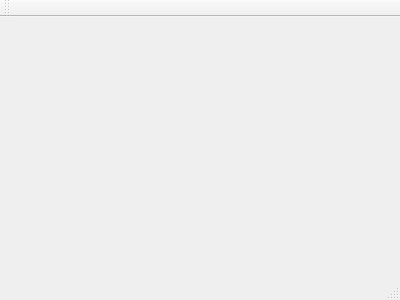
RStravinsky/PdfFinder, file mainwindow.ui: the form before one commit.
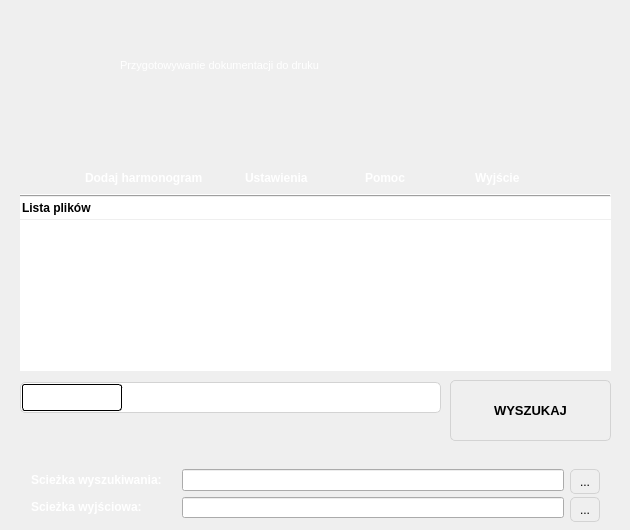
The form after the commit. Icons and pictures are not drawn.

What changed in the file:
```diff
--- a/mainwindow.ui
+++ b/mainwindow.ui
@@ -1,24 +1,689 @@
 <ui version="4.0">
  <class>MainWindow</class>
- <widget class="QMainWindow" name="MainWindow" >
-  <property name="geometry" >
+ <widget class="QMainWindow" name="MainWindow">
+  <property name="geometry">
    <rect>
     <x>0</x>
     <y>0</y>
-    <width>400</width>
-    <height>300</height>
+    <width>630</width>
+    <height>530</height>
    </rect>
   </property>
   <property name="windowTitle" >
    <string>MainWindow</string>
   </property>
-  <widget class="QMenuBar" name="menuBar" />
-  <widget class="QToolBar" name="mainToolBar" />
-  <widget class="QWidget" name="centralWidget" />
-  <widget class="QStatusBar" name="statusBar" />
+  <property name="windowIcon">
+   <iconset resource="resources.qrc">
+    <normaloff>:/images/images/icon.ico</normaloff>:/images/images/icon.ico</iconset>
+  </property>
+  <property name="styleSheet">
+   <string notr="true"/>
+  </property>
+  <widget class="QWidget" name="centralWidget">
+   <property name="styleSheet">
+    <string notr="true">#centralWidget { background: &quot;gray&quot; }</string>
+   </property>
+   <widget class="QFrame" name="topFrame">
+    <property name="geometry">
+     <rect>
+      <x>0</x>
+      <y>0</y>
+      <width>631</width>
+      <height>101</height>
+     </rect>
+    </property>
+    <property name="styleSheet">
+     <string notr="true">#topFrame {
+border: none;
+background: qlineargradient(x1: 0, y1: 0, x2: 0, y2: 1,
+stop: 0 #a6a6a6, stop: 0.08 #7f7f7f,
+stop: 0.39999 #717171, stop: 0.4 #626262,
+stop: 0.9 #4c4c4c, stop: 1 #333333);
+border-bottom-right-radius: 10px;
+border-bottom-left-radius:10px;
+}
+
+#topFrame QPushButton {
+color: #333;
+border: 2px solid #555;
+border-radius: 11px;
+padding: 5px;
+background: qradialgradient(cx: 0.3, cy: -0.4,
+fx: 0.3, fy: -0.4,
+radius: 1.35, stop: 0 #fff, stop: 1 #888);
+}
+
+#topFrame QPushButton:hover {
+background: qradialgradient(cx: 0.3, cy: -0.4,
+fx: 0.3, fy: -0.4,
+radius: 1.35, stop: 0 #fff, stop: 1 #bbb);
+}
+
+#topFrame QPushButton:pressed {
+background: qradialgradient(cx: 0.4, cy: -0.1,
+fx: 0.4, fy: -0.1,
+radius: 1.35, stop: 0 #fff, stop: 1 #ddd);
+}</string>
+    </property>
+    <property name="frameShape">
+     <enum>QFrame::StyledPanel</enum>
+    </property>
+    <property name="frameShadow">
+     <enum>QFrame::Raised</enum>
+    </property>
+    <widget class="QLabel" name="logoLabel">
+     <property name="geometry">
+      <rect>
+       <x>10</x>
+       <y>0</y>
+       <width>101</width>
+       <height>101</height>
+      </rect>
+     </property>
+     <property name="text">
+      <string/>
+     </property>
+     <property name="pixmap">
+      <pixmap resource="resources.qrc">:/images/images/logo.png</pixmap>
+     </property>
+     <property name="scaledContents">
+      <bool>true</bool>
+     </property>
+    </widget>
+    <widget class="QLabel" name="nameLabel">
+     <property name="geometry">
+      <rect>
+       <x>120</x>
+       <y>15</y>
+       <width>251</width>
+       <height>41</height>
+      </rect>
+     </property>
+     <property name="font">
+      <font>
+       <family>Arial</family>
+       <pointsize>36</pointsize>
+      </font>
+     </property>
+     <property name="text">
+      <string/>
+     </property>
+     <property name="pixmap">
+      <pixmap resource="resources.qrc">:/images/images/name.png</pixmap>
+     </property>
+    </widget>
+    <widget class="QLabel" name="descriptionLabel">
+     <property name="geometry">
+      <rect>
+       <x>120</x>
+       <y>55</y>
+       <width>291</width>
+       <height>21</height>
+      </rect>
+     </property>
+     <property name="font">
+      <font>
+       <family>Arial</family>
+       <pointsize>12</pointsize>
+      </font>
+     </property>
+     <property name="text">
+      <string>&lt;html&gt;&lt;head/&gt;&lt;body&gt;&lt;p&gt;&lt;span style=&quot; font-size:8pt; color:#ffffff;&quot;&gt;Przygotowywanie dokumentacji do druku&lt;/span&gt;&lt;/p&gt;&lt;/body&gt;&lt;/html&gt;</string>
+     </property>
+    </widget>
+   </widget>
+   <widget class="QListWidget" name="listWidget">
+    <property name="geometry">
+     <rect>
+      <x>20</x>
+      <y>220</y>
+      <width>591</width>
+      <height>151</height>
+     </rect>
+    </property>
+    <property name="styleSheet">
+     <string notr="true">QListWidget {
+    background-color: &quot;white&quot;;
+    font-size: 10pt;
+	border-radius: 5px;
+    border-width: 2px solid lightgray;
+}
+</string>
+    </property>
+   </widget>
+   <widget class="Line" name="line">
+    <property name="geometry">
+     <rect>
+      <x>20</x>
+      <y>185</y>
+      <width>591</width>
+      <height>20</height>
+     </rect>
+    </property>
+    <property name="styleSheet">
+     <string notr="true"/>
+    </property>
+    <property name="frameShadow">
+     <enum>QFrame::Raised</enum>
+    </property>
+    <property name="lineWidth">
+     <number>1</number>
+    </property>
+    <property name="orientation">
+     <enum>Qt::Horizontal</enum>
+    </property>
+   </widget>
+   <widget class="QPushButton" name="searchButton">
+    <property name="geometry">
+     <rect>
+      <x>450</x>
+      <y>380</y>
+      <width>161</width>
+      <height>61</height>
+     </rect>
+    </property>
+    <property name="font">
+     <font>
+      <family>Arial</family>
+      <pointsize>10</pointsize>
+      <weight>75</weight>
+      <bold>true</bold>
+     </font>
+    </property>
+    <property name="styleSheet">
+     <string notr="true">QPushButton {
+color: &quot;gray&quot;;
+border-radius: 5px;
+border: 1px solid lightgray;
+background: &quot;white&quot;;
+min-width: 80px;
+}
+
+QPushButton:hover {
+background: &quot;lightgray&quot;;
+color: &quot;white&quot;;
+width: 300px;
+}
+
+QPushButton:pressed {
+border: 1px solid &quot;gray&quot;;
+background: #A9A9A9 ;
+}
+</string>
+    </property>
+    <property name="text">
+     <string>WYSZUKAJ</string>
+    </property>
+    <property name="icon">
+     <iconset resource="resources.qrc">
+      <normaloff>:/images/images/search.png</normaloff>:/images/images/search.png</iconset>
+    </property>
+    <property name="iconSize">
+     <size>
+      <width>30</width>
+      <height>30</height>
+     </size>
+    </property>
+   </widget>
+   <widget class="QProgressBar" name="progressBar">
+    <property name="geometry">
+     <rect>
+      <x>20</x>
+      <y>382</y>
+      <width>421</width>
+      <height>31</height>
+     </rect>
+    </property>
+    <property name="styleSheet">
+     <string notr="true">QProgressBar {
+border: 1px solid lightgray;
+border-radius: 5px;
+padding: 1px;
+color: &quot;white&quot;;
+}
+
+QProgressBar::chunk {
+background: QLinearGradient( x1: 0, y1: 0, x2: 0, y2: 1,
+stop: 0 #06A6DA, 
+stop: 0.5 #1E90FF ,
+stop: 1 #238 );
+border-radius: 3px;
+border: 1px solid black;
+}</string>
+    </property>
+    <property name="value">
+     <number>24</number>
+    </property>
+    <property name="textVisible">
+     <bool>false</bool>
+    </property>
+   </widget>
+   <widget class="QFrame" name="bottomFrame">
+    <property name="geometry">
+     <rect>
+      <x>0</x>
+      <y>450</y>
+      <width>631</width>
+      <height>81</height>
+     </rect>
+    </property>
+    <property name="styleSheet">
+     <string notr="true">#bottomFrame {
+border: none;
+/*
+background: qlineargradient(x1: 0, y1: 0, x2: 0, y2: 1,
+stop: 0 #a6a6a6, stop: 0.08 #7f7f7f,
+stop: 0.49999 #717171, stop: 0.5 #626262,
+stop: 0.9 #4c4c4c, stop: 1 #333333);*/
+background: qlineargradient(x1: 0, y1: 0, x2: 0, y2: 1,
+stop: 0 #a6a6a6, stop: 0.08 #7f7f7f,
+stop: 0.49999 #717171);
+border-top-right-radius: 10px;
+border-top-left-radius:10px;
+}
+</string>
+    </property>
+    <property name="frameShape">
+     <enum>QFrame::StyledPanel</enum>
+    </property>
+    <property name="frameShadow">
+     <enum>QFrame::Raised</enum>
+    </property>
+    <widget class="QWidget" name="">
+     <property name="geometry">
+      <rect>
+       <x>20</x>
+       <y>8</y>
+       <width>591</width>
+       <height>71</height>
+      </rect>
+     </property>
+     <layout class="QVBoxLayout" name="verticalLayout">
+      <item>
+       <layout class="QHBoxLayout" name="inputLayout">
+        <item>
+         <widget class="QLabel" name="inputLabel">
+          <property name="minimumSize">
+           <size>
+            <width>145</width>
+            <height>0</height>
+           </size>
+          </property>
+          <property name="maximumSize">
+           <size>
+            <width>145</width>
+            <height>16777215</height>
+           </size>
+          </property>
+          <property name="text">
+           <string>&lt;html&gt;&lt;head/&gt;&lt;body&gt;&lt;p&gt;&lt;span style=&quot; font-weight:600; color:#ffffff;&quot;&gt;Scieżka wyszukiwania:&lt;/span&gt;&lt;/p&gt;&lt;/body&gt;&lt;/html&gt;</string>
+          </property>
+         </widget>
+        </item>
+        <item>
+         <widget class="QLineEdit" name="inputLineEdit">
+          <property name="font">
+           <font>
+            <family>Arial</family>
+            <pointsize>8</pointsize>
+           </font>
+          </property>
+          <property name="styleSheet">
+           <string notr="true">QLineEdit {
+    background-color: &quot;white&quot;;
+    font-size: 10pt; 
+    color: &quot;gray&quot;;
+    font-family: &quot;Arial&quot;
+	border-radius: 5px;
+    border-width: 2px solid lightgray;
+}
+</string>
+          </property>
+         </widget>
+        </item>
+        <item>
+         <widget class="QPushButton" name="inputButton">
+          <property name="sizePolicy">
+           <sizepolicy hsizetype="Fixed" vsizetype="Fixed">
+            <horstretch>0</horstretch>
+            <verstretch>0</verstretch>
+           </sizepolicy>
+          </property>
+          <property name="minimumSize">
+           <size>
+            <width>30</width>
+            <height>25</height>
+           </size>
+          </property>
+          <property name="maximumSize">
+           <size>
+            <width>30</width>
+            <height>25</height>
+           </size>
+          </property>
+          <property name="styleSheet">
+           <string notr="true">QPushButton {
+color: &quot;gray&quot;;
+border: 1px solid lightgray;
+border-radius: 5px;
+background: &quot;white&quot;;
+}
+
+QPushButton:hover {
+background: &quot;lightgray&quot;;
+color: &quot;white&quot;;
+}
+
+QPushButton:pressed {
+border: 1px solid &quot;gray&quot;;
+background: #A9A9A9 ;
+}
+</string>
+          </property>
+          <property name="text">
+           <string>...</string>
+          </property>
+         </widget>
+        </item>
+       </layout>
+      </item>
+      <item>
+       <layout class="QHBoxLayout" name="outputLayout">
+        <item>
+         <widget class="QLabel" name="outputLabel">
+          <property name="minimumSize">
+           <size>
+            <width>145</width>
+            <height>0</height>
+           </size>
+          </property>
+          <property name="maximumSize">
+           <size>
+            <width>145</width>
+            <height>16777215</height>
+           </size>
+          </property>
+          <property name="text">
+           <string>&lt;html&gt;&lt;head/&gt;&lt;body&gt;&lt;p&gt;&lt;span style=&quot; font-weight:600; color:#ffffff;&quot;&gt;Scieżka wyjściowa:&lt;/span&gt;&lt;/p&gt;&lt;/body&gt;&lt;/html&gt;</string>
+          </property>
+         </widget>
+        </item>
+        <item>
+         <widget class="QLineEdit" name="outputLineEdit">
+          <property name="styleSheet">
+           <string notr="true">QLineEdit {
+    background-color: &quot;white&quot;;
+    font-size: 10pt; 
+    color: &quot;gray&quot;;
+    font-family: &quot;Arial&quot;
+	border-radius: 5px;
+    border-width: 2px solid lightgray;
+}
+</string>
+          </property>
+         </widget>
+        </item>
+        <item>
+         <widget class="QPushButton" name="outputButton">
+          <property name="sizePolicy">
+           <sizepolicy hsizetype="Fixed" vsizetype="Fixed">
+            <horstretch>0</horstretch>
+            <verstretch>0</verstretch>
+           </sizepolicy>
+          </property>
+          <property name="minimumSize">
+           <size>
+            <width>30</width>
+            <height>25</height>
+           </size>
+          </property>
+          <property name="maximumSize">
+           <size>
+            <width>30</width>
+            <height>25</height>
+           </size>
+          </property>
+          <property name="styleSheet">
+           <string notr="true">QPushButton {
+color: &quot;gray&quot;;
+border: 1px solid lightgray;
+border-radius: 5px;
+background: &quot;white&quot;;
+}
+
+QPushButton:hover {
+background: &quot;lightgray&quot;;
+color: &quot;white&quot;;
+}
+
+QPushButton:pressed {
+border: 1px solid &quot;gray&quot;;
+background: #A9A9A9 ;
+}</string>
+          </property>
+          <property name="text">
+           <string>...</string>
+          </property>
+         </widget>
+        </item>
+       </layout>
+      </item>
+     </layout>
+    </widget>
+   </widget>
+   <widget class="QPushButton" name="addButton">
+    <property name="geometry">
+     <rect>
+      <x>109</x>
+      <y>100</y>
+      <width>81</width>
+      <height>71</height>
+     </rect>
+    </property>
+    <property name="styleSheet">
+     <string notr="true">border: none;</string>
+    </property>
+    <property name="text">
+     <string/>
+    </property>
+    <property name="icon">
+     <iconset resource="resources.qrc">
+      <normaloff>:/images/images/add.png</normaloff>:/images/images/add.png</iconset>
+    </property>
+    <property name="iconSize">
+     <size>
+      <width>48</width>
+      <height>48</height>
+     </size>
+    </property>
+   </widget>
+   <widget class="QLabel" name="addLabel">
+    <property name="geometry">
+     <rect>
+      <x>85</x>
+      <y>170</y>
+      <width>131</width>
+      <height>16</height>
+     </rect>
+    </property>
+    <property name="font">
+     <font>
+      <family>Arial</family>
+      <weight>75</weight>
+      <bold>true</bold>
+     </font>
+    </property>
+    <property name="text">
+     <string>&lt;html&gt;&lt;head/&gt;&lt;body&gt;&lt;p&gt;&lt;span style=&quot; font-weight:600; color:#ffffff;&quot;&gt;Dodaj harmonogram&lt;/span&gt;&lt;/p&gt;&lt;/body&gt;&lt;/html&gt;</string>
+    </property>
+   </widget>
+   <widget class="QLabel" name="settingsLabel">
+    <property name="geometry">
+     <rect>
+      <x>245</x>
+      <y>170</y>
+      <width>71</width>
+      <height>16</height>
+     </rect>
+    </property>
+    <property name="font">
+     <font>
+      <family>Arial</family>
+     </font>
+    </property>
+    <property name="text">
+     <string>&lt;html&gt;&lt;head/&gt;&lt;body&gt;&lt;p&gt;&lt;span style=&quot; font-weight:600; color:#ffffff;&quot;&gt;Ustawienia&lt;/span&gt;&lt;/p&gt;&lt;/body&gt;&lt;/html&gt;</string>
+    </property>
+   </widget>
+   <widget class="QLabel" name="helpLabel">
+    <property name="geometry">
+     <rect>
+      <x>365</x>
+      <y>170</y>
+      <width>55</width>
+      <height>16</height>
+     </rect>
+    </property>
+    <property name="font">
+     <font>
+      <family>Arial</family>
+     </font>
+    </property>
+    <property name="text">
+     <string>&lt;html&gt;&lt;head/&gt;&lt;body&gt;&lt;p&gt;&lt;span style=&quot; font-weight:600; color:#ffffff;&quot;&gt;Pomoc&lt;/span&gt;&lt;/p&gt;&lt;/body&gt;&lt;/html&gt;</string>
+    </property>
+   </widget>
+   <widget class="QLabel" name="exitLabel">
+    <property name="geometry">
+     <rect>
+      <x>475</x>
+      <y>170</y>
+      <width>55</width>
+      <height>16</height>
+     </rect>
+    </property>
+    <property name="font">
+     <font>
+      <family>Arial</family>
+     </font>
+    </property>
+    <property name="text">
+     <string>&lt;html&gt;&lt;head/&gt;&lt;body&gt;&lt;p&gt;&lt;span style=&quot; font-weight:600; color:#ffffff;&quot;&gt;Wyjście&lt;/span&gt;&lt;/p&gt;&lt;/body&gt;&lt;/html&gt;</string>
+    </property>
+   </widget>
+   <widget class="QPushButton" name="settingsButton">
+    <property name="geometry">
+     <rect>
+      <x>235</x>
+      <y>100</y>
+      <width>85</width>
+      <height>71</height>
+     </rect>
+    </property>
+    <property name="contextMenuPolicy">
+     <enum>Qt::NoContextMenu</enum>
+    </property>
+    <property name="styleSheet">
+     <string notr="true">border: none;</string>
+    </property>
+    <property name="text">
+     <string/>
+    </property>
+    <property name="icon">
+     <iconset resource="resources.qrc">
+      <normaloff>:/images/images/settings.png</normaloff>:/images/images/settings.png</iconset>
+    </property>
+    <property name="iconSize">
+     <size>
+      <width>48</width>
+      <height>48</height>
+     </size>
+    </property>
+   </widget>
+   <widget class="QPushButton" name="helpButton">
+    <property name="geometry">
+     <rect>
+      <x>348</x>
+      <y>100</y>
+      <width>81</width>
+      <height>71</height>
+     </rect>
+    </property>
+    <property name="styleSheet">
+     <string notr="true">border: none;</string>
+    </property>
+    <property name="text">
+     <string/>
+    </property>
+    <property name="icon">
+     <iconset resource="resources.qrc">
+      <normaloff>:/images/images/help.png</normaloff>:/images/images/help.png</iconset>
+    </property>
+    <property name="iconSize">
+     <size>
+      <width>48</width>
+      <height>48</height>
+     </size>
+    </property>
+   </widget>
+   <widget class="QPushButton" name="exitButton">
+    <property name="geometry">
+     <rect>
+      <x>460</x>
+      <y>100</y>
+      <width>81</width>
+      <height>71</height>
+     </rect>
+    </property>
+    <property name="styleSheet">
+     <string notr="true">border: none;</string>
+    </property>
+    <property name="text">
+     <string/>
+    </property>
+    <property name="icon">
+     <iconset resource="resources.qrc">
+      <normaloff>:/images/images/exit.png</normaloff>:/images/images/exit.png</iconset>
+    </property>
+    <property name="iconSize">
+     <size>
+      <width>48</width>
+      <height>48</height>
+     </size>
+    </property>
+   </widget>
+   <widget class="QLineEdit" name="listLabel">
+    <property name="geometry">
+     <rect>
+      <x>20</x>
+      <y>197</y>
+      <width>591</width>
+      <height>22</height>
+     </rect>
+    </property>
+    <property name="font">
+     <font>
+      <family>Arial</family>
+      <weight>75</weight>
+      <bold>true</bold>
+     </font>
+    </property>
+    <property name="styleSheet">
+     <string notr="true">QLineEdit {
+border: none;
+background: &quot;transparent&quot;;
+color: &quot;white&quot;
+}</string>
+    </property>
+    <property name="text">
+     <string>Lista plików</string>
+    </property>
+   </widget>
+  </widget>
  </widget>
- <layoutDefault spacing="6" margin="11" />
- <pixmapfunction></pixmapfunction>
- <resources/>
+ <layoutdefault spacing="6" margin="11"/>
+ <resources>
+  <include location="resources.qrc"/>
+ </resources>
  <connections/>
 </ui>
```
Left out of the diff: 5 changed lines with no effect on the pictures.
